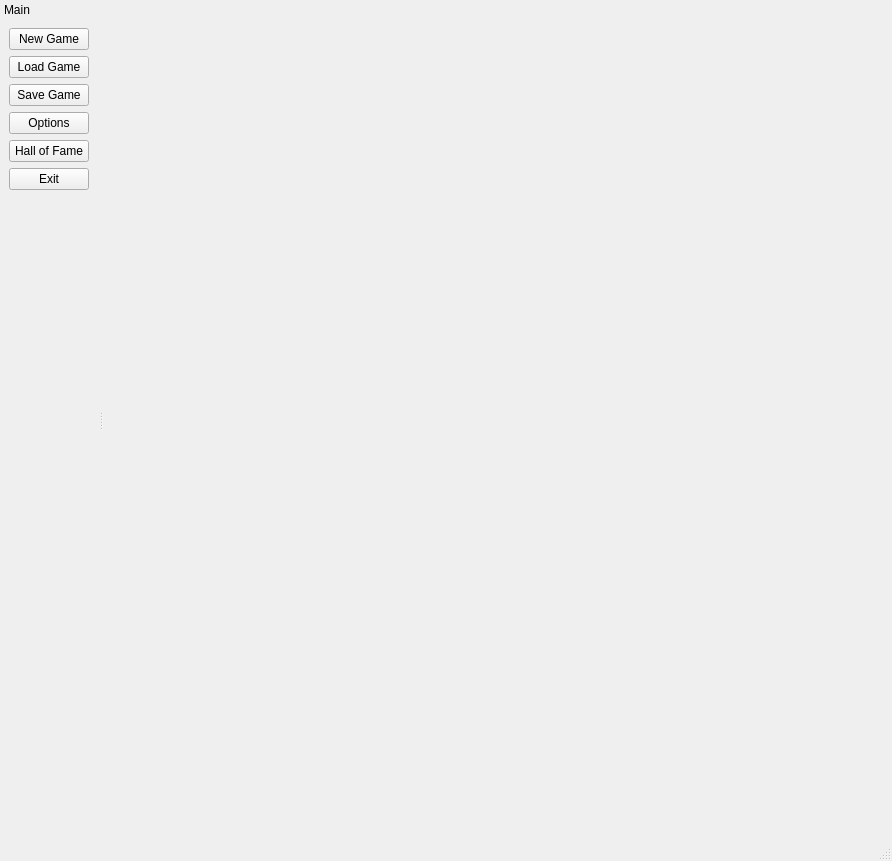
Before: the Qt Designer form GUI/main_window.ui in mbrucher/TBSE, drawn with Qt 5.
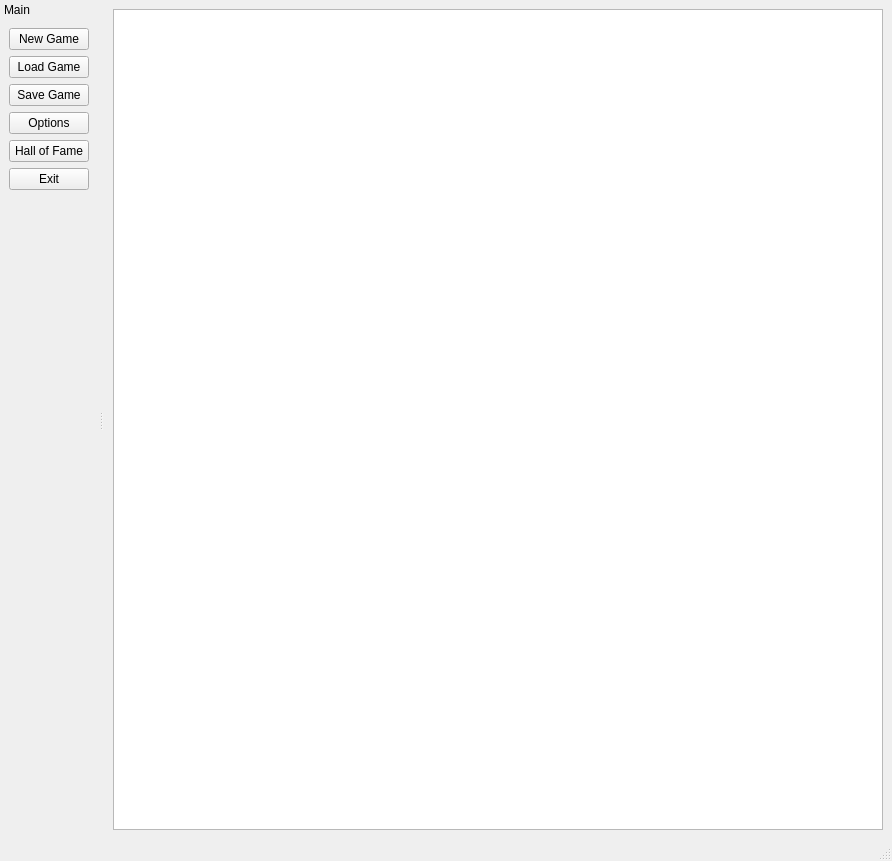
After: the same form once the commit is applied.

Commit message: Starting the GUI creation with a plugin

What changed in the file:
```diff
--- a/GUI/main_window.ui
+++ b/GUI/main_window.ui
@@ -14,7 +14,11 @@
    <string>TBSE</string>
   </property>
   <widget class="QWidget" name="centralwidget">
-   <layout class="QGridLayout" name="gridLayout"/>
+   <layout class="QGridLayout" name="gridLayout">
+    <item row="0" column="0">
+     <widget class="QGraphicsView" name="graphicsView"/>
+    </item>
+   </layout>
   </widget>
   <widget class="QMenuBar" name="menubar">
    <property name="geometry">
```
The commit also changes 2 other files.
